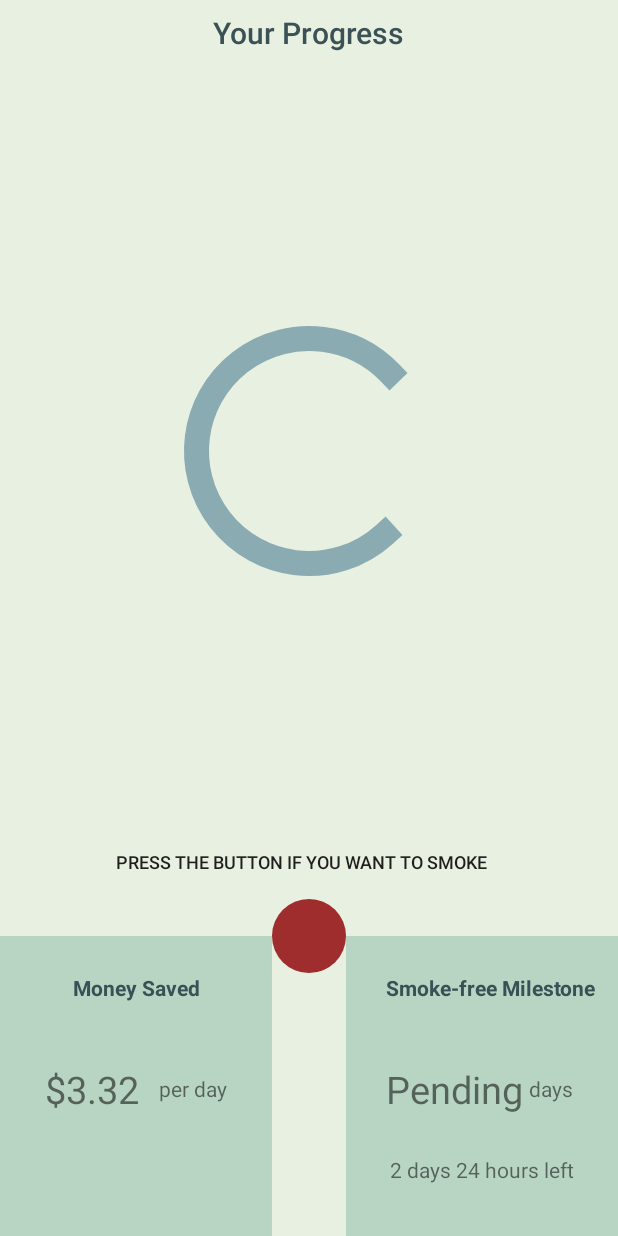
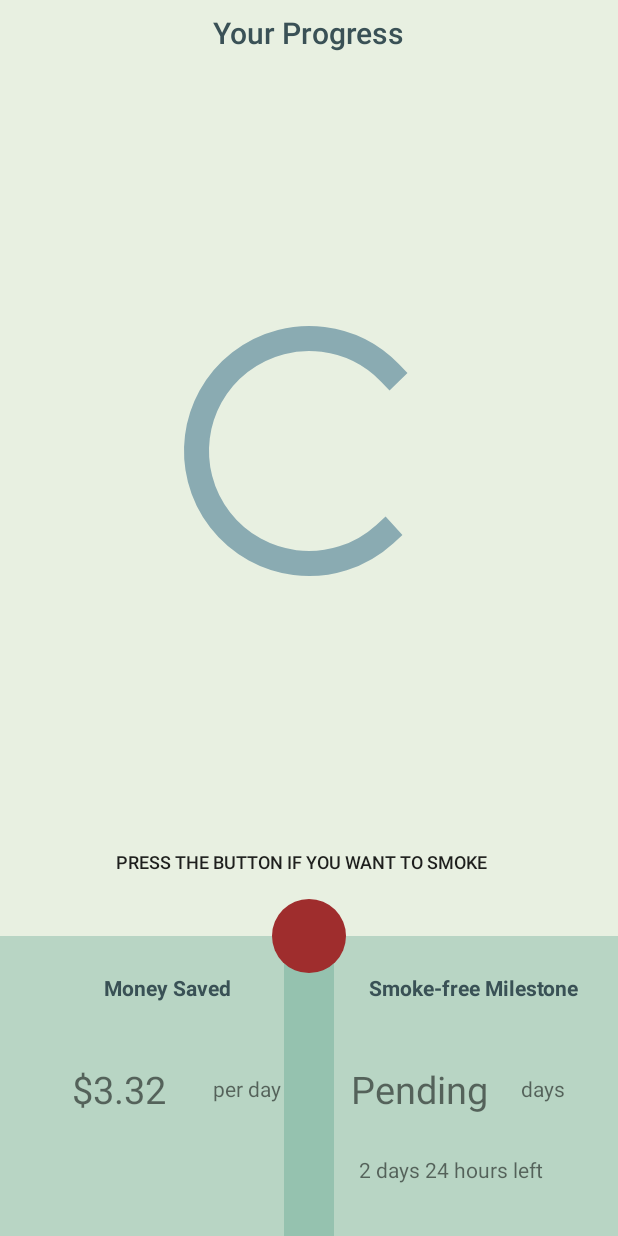
Before and after one commit to WilliamWangShuang/QuitSmoke, an Android app: the layout smoker_main_fragment.xml on its own in the app's theme, with its tools: preview values and no code run, on a phone screen of 412 x 824 dp. Run offline under Robolectric (Android 15) with nearby library versions, the phone set to English and light mode, and no system bars; plain views replace CircleProgressBar.

Commit message:
layout adjustment

```diff
--- a/QuitSmokeMobile/app/src/main/res/layout/smoker_main_fragment.xml
+++ b/QuitSmokeMobile/app/src/main/res/layout/smoker_main_fragment.xml
@@ -49,20 +49,7 @@
         app:style="solid_line" />
 
 
-    <Button
-        android:id="@+id/buttonforquitter"
-        android:layout_width="49dp"
-        android:layout_height="49dp"
-        android:layout_alignParentBottom="true"
-        android:layout_centerHorizontal="true"
-        android:layout_marginBottom="8dp"
-        android:background="@drawable/buttonforquitter"
-        android:enabled="false"
-        app:layout_constraintBottom_toTopOf="@+id/constraintLayout"
-        app:layout_constraintEnd_toEndOf="parent"
-        app:layout_constraintStart_toStartOf="parent"
-        app:layout_constraintTop_toTopOf="@+id/constraintLayout2"
-        app:layout_constraintVertical_bias="0.0" />
+
 
     <TextView
         android:id="@+id/pressButton"
@@ -88,9 +75,11 @@
         android:layout_width="0dp"
         android:layout_height="200dp"
 
+        android:layout_marginEnd="8dp"
+        android:layout_marginRight="8dp"
         android:background="#47399176"
         app:layout_constraintBottom_toBottomOf="parent"
-        app:layout_constraintEnd_toStartOf="@+id/buttonforquitter"
+        app:layout_constraintEnd_toEndOf="@+id/buttonforquitter"
         app:layout_constraintHorizontal_bias="0.0"
         app:layout_constraintStart_toStartOf="parent">
 
@@ -119,8 +108,8 @@
             android:layout_width="wrap_content"
             android:layout_height="wrap_content"
             android:layout_marginTop="8dp"
-            android:layout_marginEnd="30dp"
-            android:layout_marginRight="30dp"
+            android:layout_marginEnd="35dp"
+            android:layout_marginRight="35dp"
             android:layout_marginBottom="8dp"
             android:text="per day"
             app:layout_constraintBottom_toBottomOf="@+id/textView12"
@@ -154,12 +143,14 @@
         android:layout_width="0dp"
         android:layout_height="200dp"
 
+        android:layout_marginStart="8dp"
+        android:layout_marginLeft="8dp"
         android:layout_marginTop="8dp"
         android:background="#47399176"
         app:layout_constraintBottom_toBottomOf="@+id/constraintLayout"
         app:layout_constraintEnd_toEndOf="parent"
         app:layout_constraintHorizontal_bias="1.0"
-        app:layout_constraintStart_toEndOf="@+id/buttonforquitter"
+        app:layout_constraintStart_toStartOf="@+id/buttonforquitter"
         app:layout_constraintTop_toTopOf="@+id/constraintLayout"
         app:layout_constraintVertical_bias="1.0">
 
@@ -223,8 +214,8 @@
             android:layout_width="wrap_content"
             android:layout_height="wrap_content"
             android:layout_marginTop="8dp"
-            android:layout_marginEnd="30dp"
-            android:layout_marginRight="30dp"
+            android:layout_marginEnd="35dp"
+            android:layout_marginRight="35dp"
             android:layout_marginBottom="8dp"
 
             android:text="days"
@@ -236,4 +227,21 @@
 
     </android.support.constraint.ConstraintLayout>
 
+    <Button
+        android:id="@+id/buttonforquitter"
+        android:layout_width="49dp"
+        android:layout_height="49dp"
+        android:layout_alignParentBottom="true"
+        android:layout_centerHorizontal="true"
+        android:layout_marginBottom="8dp"
+        android:background="@drawable/buttonforquitter"
+        android:enabled="false"
+        app:layout_constraintBottom_toTopOf="@+id/constraintLayout"
+        app:layout_constraintEnd_toEndOf="parent"
+        app:layout_constraintStart_toStartOf="parent"
+        app:layout_constraintTop_toTopOf="@+id/constraintLayout2"
+        app:layout_constraintVertical_bias="0.0" />
+
+
+
 </android.support.constraint.ConstraintLayout>
```
